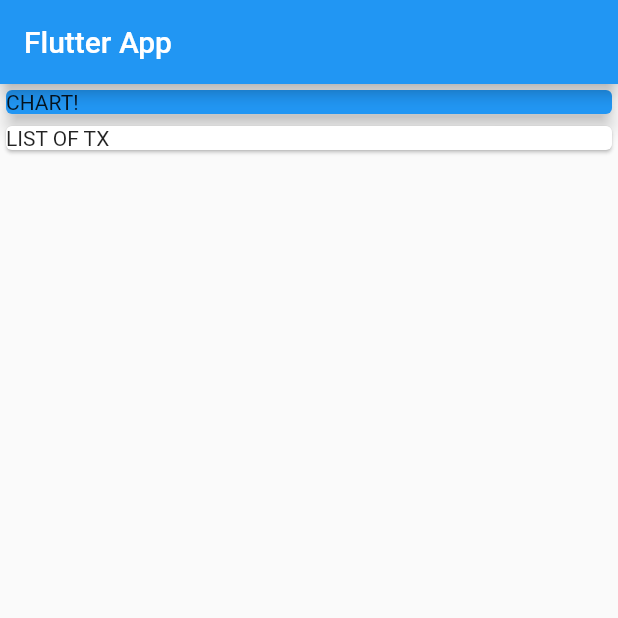
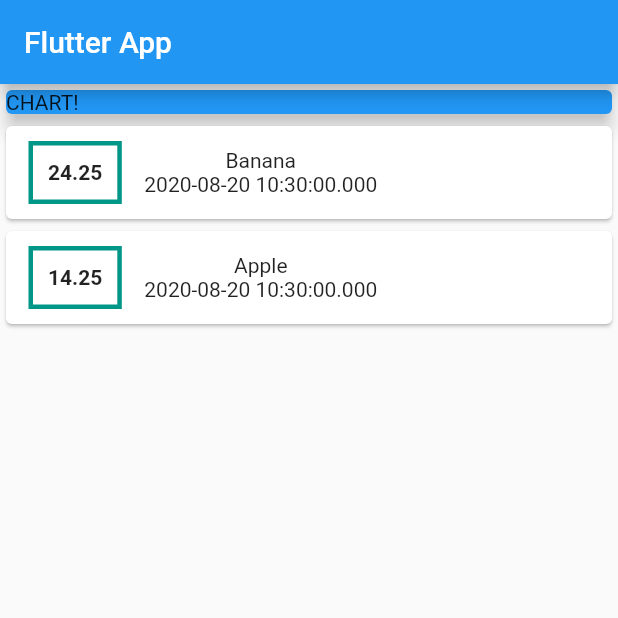
Before and after one commit to ksachchidanand/expanse-planner, a Flutter app: the screen it shows after launch, on a phone screen of 412 x 824 dp, the top half of it. Run offline on Flutter 3.47's test engine with Material 2 defaults, Android fonts, the phone set to English and light mode, and no system bars.

Commit message:
added ui to card

```diff
--- a/lib/main.dart
+++ b/lib/main.dart
@@ -39,13 +39,54 @@ class MyHomePage extends StatelessWidget {
       body: Column(
         crossAxisAlignment: CrossAxisAlignment.stretch,
         children: [
-          Card(
-            color: Colors.blue,
-            child: Text('CHART!'),
-            elevation: 5,
+          Container(
+            width: double.infinity,
+            child: Card(
+              color: Colors.blue,
+              child: Text('CHART!'),
+              elevation: 5,
+            ),
           ),
-          Card(
-            child: Text('LIST OF TX'),
+          Column(
+            children: transactions.map(
+              (tx) {
+                return Card(
+                  child: Row(
+                    children: [
+                      Container(
+                        margin: EdgeInsets.symmetric(
+                          vertical: 10,
+                          horizontal: 15,
+                        ),
+                        decoration: BoxDecoration(
+                          border: Border.all(
+                            width: 3.0,
+                            color: Colors.teal,
+                          ),
+                        ),
+                        padding: EdgeInsets.all(10.0),
+                        child: Text(
+                          tx.amount.toString(),
+                          style: TextStyle(
+                            fontWeight: FontWeight.bold,
+                          ),
+                        ),
+                      ),
+                      Column(
+                        children: [
+                          Text(
+                            tx.title,
+                          ),
+                          Text(
+                            tx.date.toString(),
+                          ),
+                        ],
+                      ),
+                    ],
+                  ),
+                );
+              },
+            ).toList(),
           ),
         ],
       ),
```
